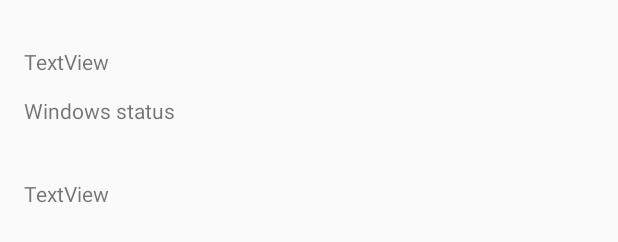
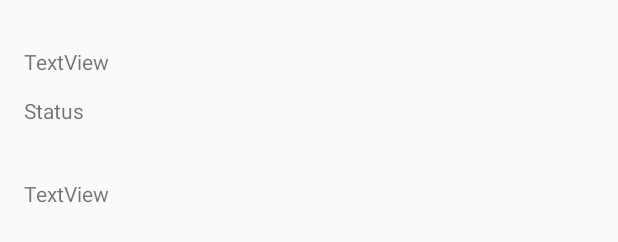
Before and after one commit to Aboussejra/faircorp_android_frontend, an Android app: the layout activity_window.xml on its own in the app's theme, with its tools: preview values and no code run, on a phone screen of 412 x 824 dp. Shown: the part 456-698 px from the top of the screen. Run offline under Robolectric (Android 15) with nearby library versions, the phone set to English and light mode, and no system bars.

Commit message:
Trying to fix problems updating window activity

```diff
--- a/app/src/main/res/layout/activity_window.xml
+++ b/app/src/main/res/layout/activity_window.xml
@@ -12,7 +12,7 @@
         android:layout_height="wrap_content"
         android:layout_marginStart="16dp"
         android:layout_marginTop="368dp"
-        android:text="Windows status"
+        android:text="@string/act_window_status"
         app:layout_constraintStart_toStartOf="parent"
         app:layout_constraintTop_toTopOf="parent" />
 
@@ -22,7 +22,7 @@
         android:layout_height="wrap_content"
         android:layout_marginStart="16dp"
         android:layout_marginTop="284dp"
-        android:text="Target room temperature"
+        android:text="@string/act_window_room_target_temp"
         app:layout_constraintStart_toStartOf="parent"
         app:layout_constraintTop_toTopOf="parent" />
 
@@ -32,7 +32,7 @@
         android:layout_height="wrap_content"
         android:layout_marginStart="12dp"
         android:layout_marginTop="188dp"
-        android:text="Current room temperature"
+        android:text="@string/act_window_room_current_temp"
         app:layout_constraintStart_toStartOf="parent"
         app:layout_constraintTop_toTopOf="parent" />
 
@@ -43,7 +43,7 @@
         android:layout_height="wrap_content"
         android:layout_marginStart="16dp"
         android:layout_marginTop="100dp"
-        android:text="Room"
+        android:text="@string/act_window_room"
         app:layout_constraintStart_toStartOf="parent"
         app:layout_constraintTop_toTopOf="parent" />
 
@@ -53,7 +53,7 @@
         android:layout_height="wrap_content"
         android:layout_marginLeft="16dp"
         android:layout_marginTop="16dp"
-        android:text="@string/window_name"
+        android:text="@string/act_window_name"
         app:layout_constraintStart_toStartOf="parent"
         app:layout_constraintTop_toTopOf="parent" />
 
@@ -68,7 +68,7 @@
         app:layout_constraintTop_toBottomOf="@+id/window_name" />
 
     <TextView
-        android:id="@+id/txt_window_room_name"
+        android:id="@+id/txt_room_name"
         android:layout_width="wrap_content"
         android:layout_height="wrap_content"
         android:layout_marginStart="12dp"
```
Also changed, not shown: app/src/main/java/com/faircorp/MainActivity.kt (+10 -11 lines), app/src/main/java/com/faircorp/WindowActivity.kt (+23 -23 lines), app/src/main/res/layout/activity_main.xml (+10 -10 lines).
